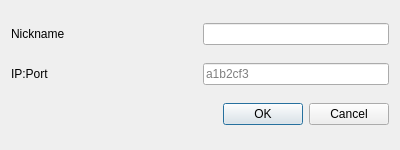
The window that Source/RMG/UserInterface/Dialog/Netplay/NetplaySessionBrowserDialog.ui (MarioPartyNetplay/Mupen-MPN) describes before a commit, drawn with Qt 5.
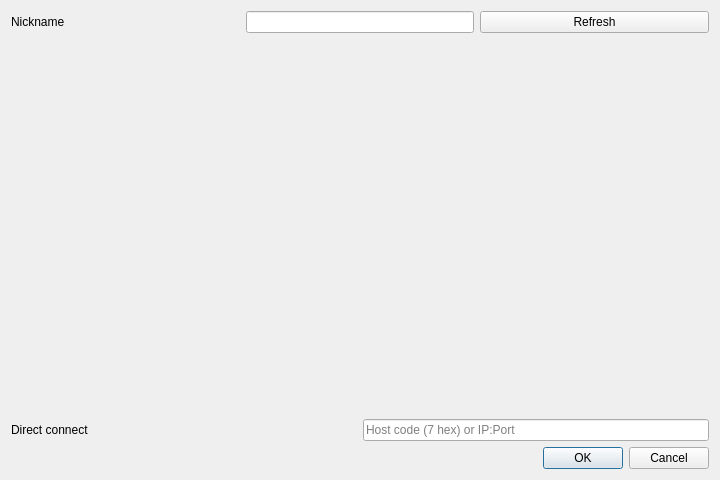
The same window after the commit. Custom widgets are drawn as their Qt base class.

Commit message: Add netplay session browser functionality with room refresh

Patch:
```diff
--- a/Source/RMG/UserInterface/Dialog/Netplay/NetplaySessionBrowserDialog.ui
+++ b/Source/RMG/UserInterface/Dialog/Netplay/NetplaySessionBrowserDialog.ui
@@ -5,8 +5,8 @@
    <rect>
     <x>0</x>
     <y>0</y>
-    <width>400</width>
-    <height>150</height>
+    <width>720</width>
+    <height>480</height>
    </rect>
   </property>
   <property name="windowTitle">
@@ -32,14 +32,37 @@
        </property>
       </widget>
      </item>
+     <item>
+      <widget class="QPushButton" name="refreshPushButton">
+       <property name="text">
+        <string>Refresh</string>
+       </property>
+      </widget>
+     </item>
     </layout>
    </item>
+   <item>
+    <widget class="UserInterface::Widget::NetplaySessionBrowserWidget" name="sessionBrowserWidget">
+     <property name="sizePolicy">
+      <sizepolicy hsizetype="Preferred" vsizetype="Expanding">
+       <horstretch>0</horstretch>
+       <verstretch>1</verstretch>
+      </sizepolicy>
+     </property>
+     <property name="minimumSize">
+      <size>
+       <width>0</width>
+       <height>240</height>
+      </size>
+     </property>
+    </widget>
+   </item>
    <item>
     <layout class="QHBoxLayout" name="horizontalLayout_ip">
      <item>
       <widget class="QLabel" name="ipLabel">
        <property name="text">
-        <string>IP:Port</string>
+        <string>Direct connect</string>
        </property>
       </widget>
      </item>
@@ -52,7 +75,7 @@
         </sizepolicy>
        </property>
        <property name="placeholderText">
-        <string>a1b2cf3</string>
+        <string>Host code (7 hex) or IP:Port</string>
        </property>
       </widget>
      </item>
@@ -70,6 +93,14 @@
    </item>
   </layout>
  </widget>
+ <customwidgets>
+  <customwidget>
+   <class>UserInterface::Widget::NetplaySessionBrowserWidget</class>
+   <extends>QStackedWidget</extends>
+   <header>UserInterface/Widget/Netplay/NetplaySessionBrowserWidget.hpp</header>
+   <container>1</container>
+  </customwidget>
+ </customwidgets>
  <resources/>
  <connections>
   <connection>
```
Left out of the diff: 1 changed line with no effect on the pictures. The commit also changes 5 other files.
